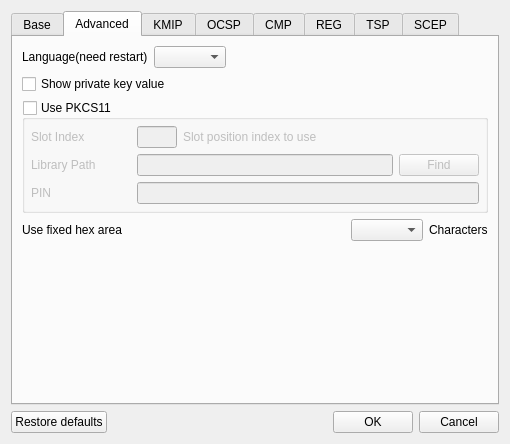
The window that CertMan/settings_dlg.ui (jykim74/CertMan) describes before a commit, drawn with Qt 5.
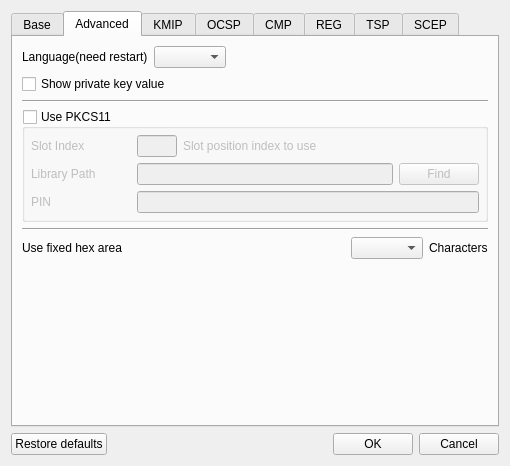
The same window after the commit. The open tabs and pages were chosen to show the change.

Patch:
```diff
--- a/CertMan/settings_dlg.ui
+++ b/CertMan/settings_dlg.ui
@@ -7,7 +7,7 @@
     <x>0</x>
     <y>0</y>
     <width>510</width>
-    <height>444</height>
+    <height>466</height>
    </rect>
   </property>
   <property name="windowTitle">
@@ -321,6 +321,13 @@
          </property>
         </widget>
        </item>
+       <item>
+        <widget class="Line" name="line_4">
+         <property name="orientation">
+          <enum>Qt::Horizontal</enum>
+         </property>
+        </widget>
+       </item>
        <item>
         <widget class="QGroupBox" name="mP11Group">
          <property name="title">
@@ -454,6 +461,13 @@
          </layout>
         </widget>
        </item>
+       <item>
+        <widget class="Line" name="line_5">
+         <property name="orientation">
+          <enum>Qt::Horizontal</enum>
+         </property>
+        </widget>
+       </item>
        <item>
         <layout class="QGridLayout" name="gridLayout_3">
          <property name="topMargin">
```
Left out of the diff: 16 changed lines with no effect on the pictures.
